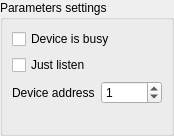
First picture: the form in src/modbus/common/SAKModbusCommonServerSection.ui, repository x-tools-author/x-tools, before the edit.
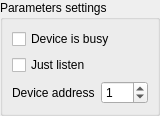
Second picture: the form after the edit.

Commit message: refactor: update modbus debugger ui

The edit to the form file:
```diff
--- a/src/modbus/common/SAKModbusCommonServerSection.ui
+++ b/src/modbus/common/SAKModbusCommonServerSection.ui
@@ -6,14 +6,14 @@
    <rect>
     <x>0</x>
     <y>0</y>
-    <width>174</width>
-    <height>132</height>
+    <width>126</width>
+    <height>76</height>
    </rect>
   </property>
   <property name="windowTitle">
    <string notr="true">Form</string>
   </property>
-  <layout class="QVBoxLayout" name="verticalLayout">
+  <layout class="QGridLayout" name="gridLayout">
    <property name="leftMargin">
     <number>0</number>
    </property>
@@ -26,7 +26,7 @@
    <property name="bottomMargin">
     <number>0</number>
    </property>
-   <item>
+   <item row="0" column="0">
     <widget class="QGroupBox" name="serverConfigurationGroupBox">
      <property name="sizePolicy">
       <sizepolicy hsizetype="Preferred" vsizetype="Preferred">
@@ -37,8 +37,15 @@
      <property name="title">
       <string>Parameters settings</string>
      </property>
-     <layout class="QGridLayout" name="gridLayout">
-      <item row="1" column="0" colspan="2">
+     <layout class="QGridLayout" name="gridLayout_2">
+      <item row="0" column="0" colspan="2">
+       <widget class="QCheckBox" name="busyCheckBox">
+        <property name="text">
+         <string>Device is busy</string>
+        </property>
+       </widget>
+      </item>
+      <item row="1" column="0">
        <widget class="QCheckBox" name="listenLonlyCheckBox">
         <property name="text">
          <string>Just listen</string>
@@ -68,26 +75,6 @@
         </property>
        </widget>
       </item>
-      <item row="0" column="0" colspan="2">
-       <widget class="QCheckBox" name="busyCheckBox">
-        <property name="text">
-         <string>Device is busy</string>
-        </property>
-       </widget>
-      </item>
-      <item row="3" column="0" colspan="2">
-       <widget class="QLabel" name="label">
-        <property name="sizePolicy">
-         <sizepolicy hsizetype="Preferred" vsizetype="Expanding">
-          <horstretch>0</horstretch>
-          <verstretch>0</verstretch>
-         </sizepolicy>
-        </property>
-        <property name="text">
-         <string notr="true"/>
-        </property>
-       </widget>
-      </item>
      </layout>
     </widget>
    </item>
```
The commit also changes 9 other files.
